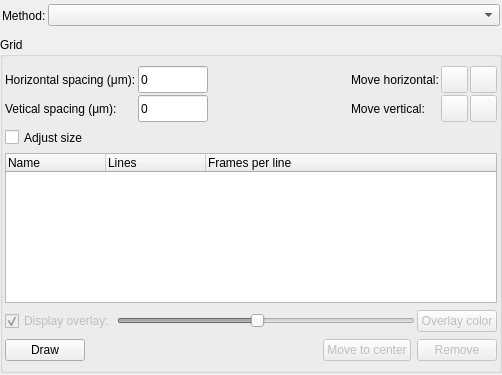
This is BlissFramework/Bricks/widgets/ui_files/Qt4_advanced_methods_layout.ui in mxcube/mxcubeqt as Qt 5 draws it before an edit. The edited form follows.
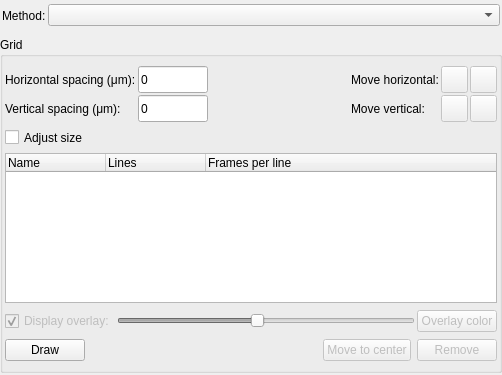
This is the edited form. Icons and pictures are not drawn.

Patch:
```diff
--- a/BlissFramework/Bricks/widgets/ui_files/Qt4_advanced_methods_layout.ui
+++ b/BlissFramework/Bricks/widgets/ui_files/Qt4_advanced_methods_layout.ui
@@ -302,12 +302,12 @@
               </property>
               <property name="maximumSize">
                <size>
-                <width>180</width>
+                <width>280</width>
                 <height>27</height>
                </size>
               </property>
               <property name="text">
-               <string>Vetical spacing (μm):</string>
+               <string>Vertical spacing (μm):</string>
               </property>
              </widget>
             </item>
```
Left out of the diff: 10 changed lines with no effect on the pictures.
